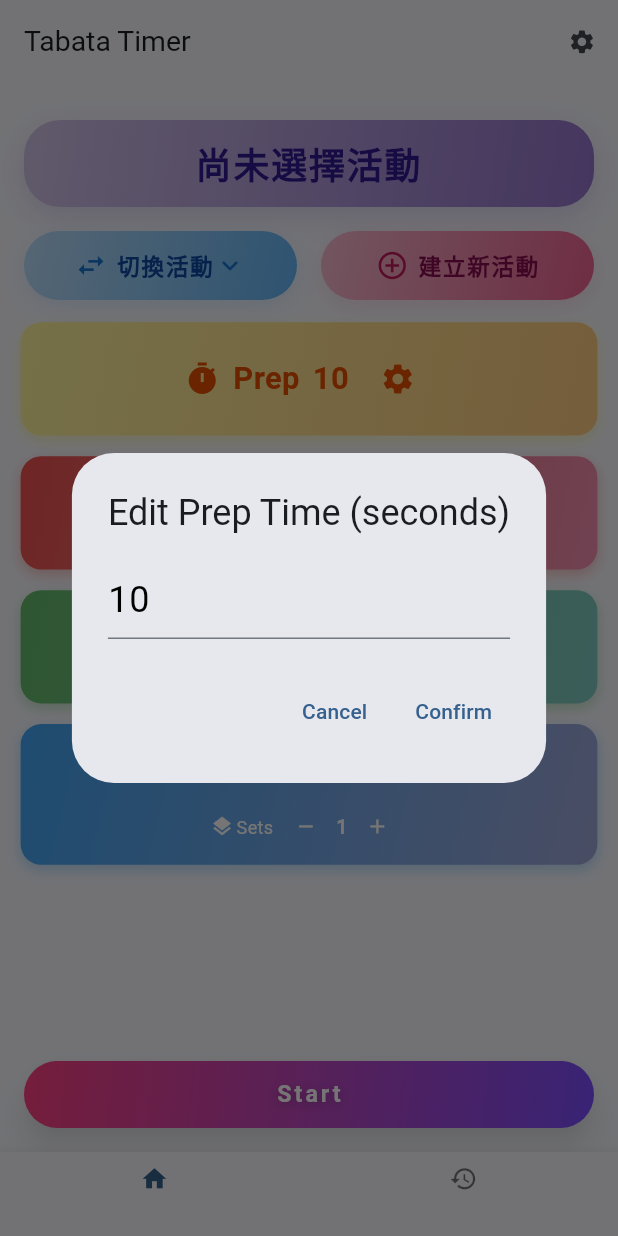
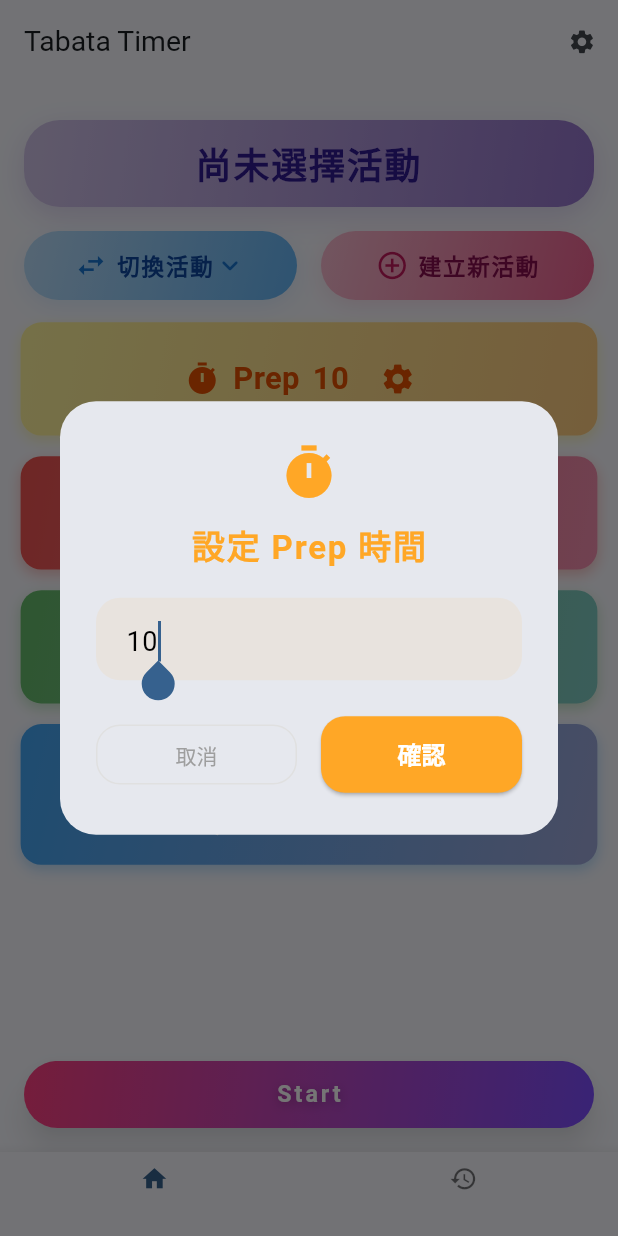
Before and after one commit to brianhsux/TabataApp, a Flutter app: the screen it shows after launch, after a tap on the "settings" icon, on a phone screen of 412 x 824 dp. Run offline on Flutter 3.47's test engine with Material 3 defaults, Android fonts, the phone set to English and light mode, and no system bars; drawn by our look-alikes of dropdown_button2; our stand-ins replace audioplayers, google_mobile_ads, shared_preferences, sqflite, stop_watch_timer, table_calendar; accounts and stored records are empty; network calls fail.

Commit message:
Updates edit dialog and layout
Improves the edit dialog for setting phase times with a themed UI, including icons, colored accents, and improved text input.

Adjusts the font size of the "Cycles" and "Sets" labels for better readability.

```diff
--- a/lib/main.dart
+++ b/lib/main.dart
@@ -511,39 +511,105 @@ class _TabataScreenState extends State<TabataScreen> {
 
   void _showEditDialog(String phase, int currentTime, Function(int) onUpdate) {
     int newTime = currentTime;
-    // Store the current value from text field to ensure it's captured before dialog closes
     TextEditingController controller = TextEditingController(text: currentTime.toString());
     showDialog(
       context: context,
-      builder: (context) => AlertDialog(
-        title: Text('Edit $phase Time (seconds)'),
-        content: TextField(
+      builder: (context) {
+        Color mainColor;
+        IconData iconData;
+        switch (phase.toLowerCase()) {
+          case 'prep':
+            mainColor = Colors.orange.shade400;
+            iconData = Icons.timer;
+            break;
+          case 'work':
+            mainColor = Colors.red.shade400;
+            iconData = Icons.fitness_center;
+            break;
+          case 'rest':
+            mainColor = Colors.green.shade400;
+            iconData = Icons.self_improvement;
+            break;
+          default:
+            mainColor = Colors.blueGrey;
+            iconData = Icons.settings;
+        }
+        return Dialog(
+          shape: RoundedRectangleBorder(borderRadius: BorderRadius.circular(24)),
+          child: Padding(
+            padding: const EdgeInsets.symmetric(horizontal: 24, vertical: 28),
+            child: Column(
+              mainAxisSize: MainAxisSize.min,
+              children: [
+                Icon(iconData, color: mainColor, size: 40),
+                SizedBox(height: 12),
+                Text(
+                  '設定 $phase 時間',
+                  style: TextStyle(
+                    fontSize: 22,
+                    fontWeight: FontWeight.bold,
+                    color: mainColor,
+                    letterSpacing: 1.2,
+                  ),
+                ),
+                SizedBox(height: 18),
+                TextField(
                   controller: controller,
                   keyboardType: TextInputType.number,
-          onChanged: (value) {
-            // newTime is updated via controller in actions
-          },
                   decoration: InputDecoration(
-            hintText: currentTime.toString(),
-          ),
-        ),
-        actions: [
-          TextButton(
-            onPressed: () => Navigator.pop(context),
-            child: Text('Cancel'),
-          ),
-          TextButton(
+                    hintText: '請輸入秒數',
+                    filled: true,
+                    fillColor: mainColor.withOpacity(0.08),
+                    contentPadding: EdgeInsets.symmetric(horizontal: 16, vertical: 14),
+                    border: OutlineInputBorder(
+                      borderRadius: BorderRadius.circular(16),
+                      borderSide: BorderSide.none,
+                    ),
+                  ),
+                  style: TextStyle(fontSize: 18),
+                  autofocus: true,
+                  onSubmitted: (v) => Navigator.pop(context, v.trim()),
+                ),
+                SizedBox(height: 24),
+                Row(
+                  children: [
+                    Expanded(
+                      child: OutlinedButton(
+                        onPressed: () => Navigator.pop(context, null),
+                        style: OutlinedButton.styleFrom(
+                          foregroundColor: Colors.grey,
+                          side: BorderSide(color: Colors.grey.shade300),
+                          shape: RoundedRectangleBorder(borderRadius: BorderRadius.circular(16)),
+                        ),
+                        child: Text('取消'),
+                      ),
+                    ),
+                    SizedBox(width: 16),
+                    Expanded(
+                      child: ElevatedButton(
                         onPressed: () {
                           newTime = int.tryParse(controller.text) ?? currentTime;
-              if (newTime > 0) { // Optional: ensure time is positive
+                          if (newTime > 0) {
                             onUpdate(newTime);
                           }
                           Navigator.pop(context);
                         },
-            child: Text('Confirm'),
-          ),
-        ],
-      ),
+                        style: ElevatedButton.styleFrom(
+                          backgroundColor: mainColor,
+                          foregroundColor: Colors.white,
+                          shape: RoundedRectangleBorder(borderRadius: BorderRadius.circular(16)),
+                          padding: EdgeInsets.symmetric(vertical: 14),
+                        ),
+                        child: Text('確認', style: TextStyle(fontWeight: FontWeight.bold, fontSize: 16)),
+                      ),
+                    ),
+                  ],
+                ),
+              ],
+            ),
+          ),
+        );
+      },
     );
   }
 
@@ -1287,7 +1353,7 @@ class _TabataScreenState extends State<TabataScreen> {
                   children: [
                     Icon(Icons.repeat, color: Colors.white, size: 18 * scale),
                     SizedBox(width: 2 * scale),
-                    Text('Cycles', style: TextStyle(fontSize: 14 * scale, color: Colors.white)),
+                    Text('Cycles', style: TextStyle(fontSize: 18 * scale, color: Colors.white)),
                     SizedBox(width: 2 * scale),
                     IconButton(
                       icon: Icon(Icons.remove, color: Colors.white, size: 18 * scale),
@@ -1317,7 +1383,7 @@ class _TabataScreenState extends State<TabataScreen> {
                   children: [
                     Icon(Icons.layers, color: Colors.white, size: 18 * scale),
                     SizedBox(width: 2 * scale),
-                    Text('Sets', style: TextStyle(fontSize: 14 * scale, color: Colors.white)),
+                    Text('Sets', style: TextStyle(fontSize: 18 * scale, color: Colors.white)),
                     SizedBox(width: 2 * scale),
                     IconButton(
                       icon: Icon(Icons.remove, color: Colors.white, size: 18 * scale),
```
Lines whose indentation alone changed are shown as unchanged.
